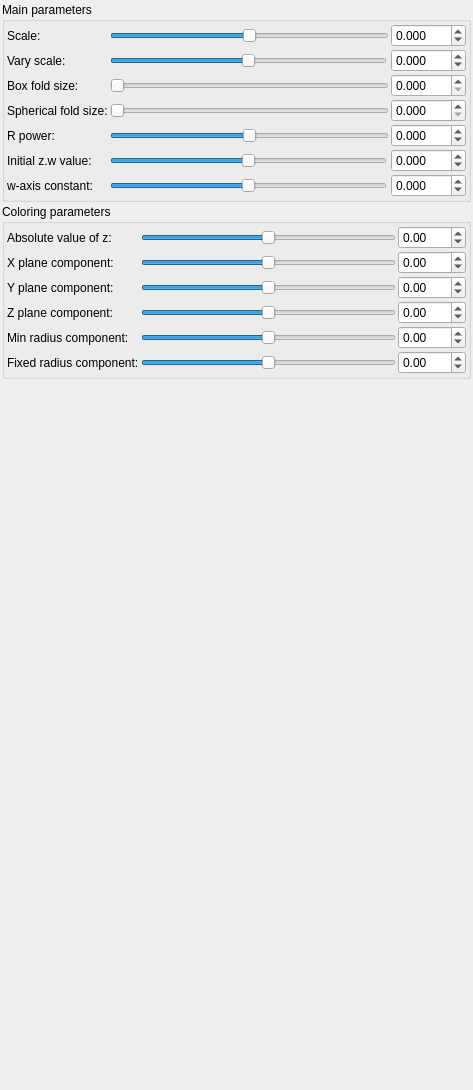
Qt form mandelbulber2/qt_data/fractal_mandelbox_vary_scale_4d.ui (buddhi1980/mandelbulber2) before a commit.
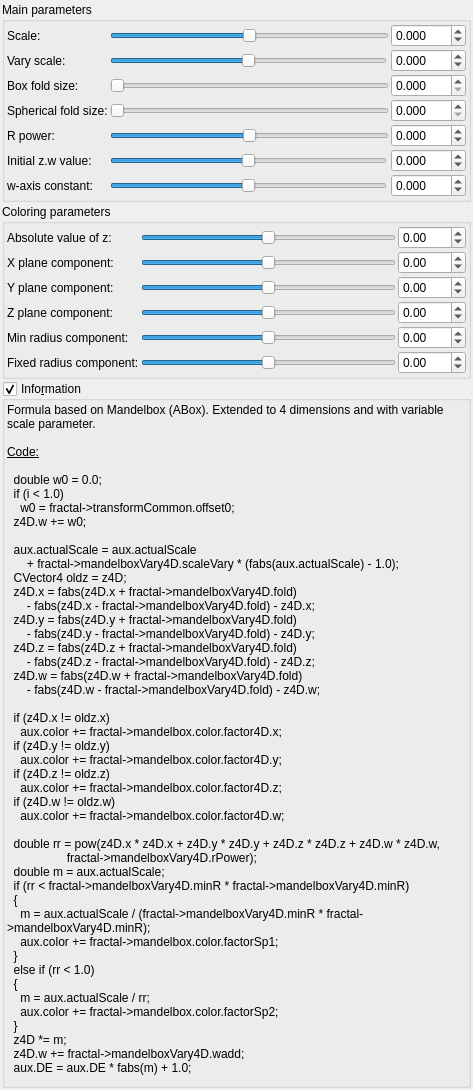
The same form after that commit. Custom widgets are drawn as their Qt base class.

Commit message: Added information box to several fractals.

The edit to the form file:
```diff
--- a/mandelbulber2/qt_data/fractal_mandelbox_vary_scale_4d.ui
+++ b/mandelbulber2/qt_data/fractal_mandelbox_vary_scale_4d.ui
@@ -832,6 +832,102 @@
      </layout>
     </widget>
    </item>
+   <item>
+    <widget class="MyGroupBox" name="groupCheck_info">
+     <property name="title">
+      <string>Info&amp;rmation</string>
+     </property>
+     <property name="flat">
+      <bool>false</bool>
+     </property>
+     <property name="checkable">
+      <bool>true</bool>
+     </property>
+     <layout class="QVBoxLayout" name="verticalLayout_3">
+      <property name="spacing">
+       <number>2</number>
+      </property>
+      <property name="leftMargin">
+       <number>2</number>
+      </property>
+      <property name="topMargin">
+       <number>2</number>
+      </property>
+      <property name="rightMargin">
+       <number>2</number>
+      </property>
+      <property name="bottomMargin">
+       <number>2</number>
+      </property>
+      <item>
+       <widget class="QLabel" name="label_4">
+        <property name="text">
+         <string>&lt;!DOCTYPE HTML PUBLIC &quot;-//W3C//DTD HTML 4.0//EN&quot; &quot;http://www.w3.org/TR/REC-html40/strict.dtd&quot;&gt;
+&lt;html&gt;&lt;head&gt;&lt;meta name=&quot;qrichtext&quot; content=&quot;1&quot; /&gt;&lt;style type=&quot;text/css&quot;&gt;
+p, li { white-space: pre-wrap; }
+&lt;/style&gt;&lt;/head&gt;&lt;body&gt;
+&lt;p style=&quot; margin-top:0px; margin-bottom:0px; margin-left:0px; margin-right:0px; -qt-block-indent:0; text-indent:0px;&quot;&gt;Formula based on Mandelbox (ABox). Extended to 4 dimensions and with variable scale parameter.&lt;/p&gt;
+&lt;p style=&quot;-qt-paragraph-type:empty; margin-top:0px; margin-bottom:0px; margin-left:0px; margin-right:0px; -qt-block-indent:0; text-indent:0px;&quot;&gt;&lt;br /&gt;&lt;/p&gt;
+&lt;p style=&quot; margin-top:0px; margin-bottom:0px; margin-left:0px; margin-right:0px; -qt-block-indent:0; text-indent:0px;&quot;&gt;&lt;span style=&quot; text-decoration: underline;&quot;&gt;Code:&lt;/span&gt;&lt;/p&gt;
+&lt;p style=&quot;-qt-paragraph-type:empty; margin-top:0px; margin-bottom:0px; margin-left:0px; margin-right:0px; -qt-block-indent:0; text-indent:0px; text-decoration: underline;&quot;&gt;&lt;br /&gt;&lt;/p&gt;
+&lt;p style=&quot; margin-top:0px; margin-bottom:0px; margin-left:0px; margin-right:0px; -qt-block-indent:0; text-indent:0px;&quot;&gt;  double w0 = 0.0;&lt;/p&gt;
+&lt;p style=&quot; margin-top:0px; margin-bottom:0px; margin-left:0px; margin-right:0px; -qt-block-indent:0; text-indent:0px;&quot;&gt;  if (i &amp;lt; 1.0)&lt;/p&gt;
+&lt;p style=&quot; margin-top:0px; margin-bottom:0px; margin-left:0px; margin-right:0px; -qt-block-indent:0; text-indent:0px;&quot;&gt;    w0 = fractal-&amp;gt;transformCommon.offset0;&lt;/p&gt;
+&lt;p style=&quot; margin-top:0px; margin-bottom:0px; margin-left:0px; margin-right:0px; -qt-block-indent:0; text-indent:0px;&quot;&gt;  z4D.w += w0;&lt;/p&gt;
+&lt;p style=&quot;-qt-paragraph-type:empty; margin-top:0px; margin-bottom:0px; margin-left:0px; margin-right:0px; -qt-block-indent:0; text-indent:0px;&quot;&gt;&lt;br /&gt;&lt;/p&gt;
+&lt;p style=&quot; margin-top:0px; margin-bottom:0px; margin-left:0px; margin-right:0px; -qt-block-indent:0; text-indent:0px;&quot;&gt;  aux.actualScale = aux.actualScale&lt;/p&gt;
+&lt;p style=&quot; margin-top:0px; margin-bottom:0px; margin-left:0px; margin-right:0px; -qt-block-indent:0; text-indent:0px;&quot;&gt;      + fractal-&amp;gt;mandelboxVary4D.scaleVary * (fabs(aux.actualScale) - 1.0);&lt;/p&gt;
+&lt;p style=&quot; margin-top:0px; margin-bottom:0px; margin-left:0px; margin-right:0px; -qt-block-indent:0; text-indent:0px;&quot;&gt;  CVector4 oldz = z4D;&lt;/p&gt;
+&lt;p style=&quot; margin-top:0px; margin-bottom:0px; margin-left:0px; margin-right:0px; -qt-block-indent:0; text-indent:0px;&quot;&gt;  z4D.x = fabs(z4D.x + fractal-&amp;gt;mandelboxVary4D.fold) &lt;/p&gt;
+&lt;p style=&quot; margin-top:0px; margin-bottom:0px; margin-left:0px; margin-right:0px; -qt-block-indent:0; text-indent:0px;&quot;&gt;      - fabs(z4D.x - fractal-&amp;gt;mandelboxVary4D.fold) - z4D.x;&lt;/p&gt;
+&lt;p style=&quot; margin-top:0px; margin-bottom:0px; margin-left:0px; margin-right:0px; -qt-block-indent:0; text-indent:0px;&quot;&gt;  z4D.y = fabs(z4D.y + fractal-&amp;gt;mandelboxVary4D.fold) &lt;/p&gt;
+&lt;p style=&quot; margin-top:0px; margin-bottom:0px; margin-left:0px; margin-right:0px; -qt-block-indent:0; text-indent:0px;&quot;&gt;      - fabs(z4D.y - fractal-&amp;gt;mandelboxVary4D.fold) - z4D.y;&lt;/p&gt;
+&lt;p style=&quot; margin-top:0px; margin-bottom:0px; margin-left:0px; margin-right:0px; -qt-block-indent:0; text-indent:0px;&quot;&gt;  z4D.z = fabs(z4D.z + fractal-&amp;gt;mandelboxVary4D.fold) &lt;/p&gt;
+&lt;p style=&quot; margin-top:0px; margin-bottom:0px; margin-left:0px; margin-right:0px; -qt-block-indent:0; text-indent:0px;&quot;&gt;      - fabs(z4D.z - fractal-&amp;gt;mandelboxVary4D.fold) - z4D.z;&lt;/p&gt;
+&lt;p style=&quot; margin-top:0px; margin-bottom:0px; margin-left:0px; margin-right:0px; -qt-block-indent:0; text-indent:0px;&quot;&gt;  z4D.w = fabs(z4D.w + fractal-&amp;gt;mandelboxVary4D.fold) &lt;/p&gt;
+&lt;p style=&quot; margin-top:0px; margin-bottom:0px; margin-left:0px; margin-right:0px; -qt-block-indent:0; text-indent:0px;&quot;&gt;      - fabs(z4D.w - fractal-&amp;gt;mandelboxVary4D.fold) - z4D.w;&lt;/p&gt;
+&lt;p style=&quot;-qt-paragraph-type:empty; margin-top:0px; margin-bottom:0px; margin-left:0px; margin-right:0px; -qt-block-indent:0; text-indent:0px;&quot;&gt;&lt;br /&gt;&lt;/p&gt;
+&lt;p style=&quot; margin-top:0px; margin-bottom:0px; margin-left:0px; margin-right:0px; -qt-block-indent:0; text-indent:0px;&quot;&gt;  if (z4D.x != oldz.x)&lt;/p&gt;
+&lt;p style=&quot; margin-top:0px; margin-bottom:0px; margin-left:0px; margin-right:0px; -qt-block-indent:0; text-indent:0px;&quot;&gt;    aux.color += fractal-&amp;gt;mandelbox.color.factor4D.x;&lt;/p&gt;
+&lt;p style=&quot; margin-top:0px; margin-bottom:0px; margin-left:0px; margin-right:0px; -qt-block-indent:0; text-indent:0px;&quot;&gt;  if (z4D.y != oldz.y)&lt;/p&gt;
+&lt;p style=&quot; margin-top:0px; margin-bottom:0px; margin-left:0px; margin-right:0px; -qt-block-indent:0; text-indent:0px;&quot;&gt;    aux.color += fractal-&amp;gt;mandelbox.color.factor4D.y;&lt;/p&gt;
+&lt;p style=&quot; margin-top:0px; margin-bottom:0px; margin-left:0px; margin-right:0px; -qt-block-indent:0; text-indent:0px;&quot;&gt;  if (z4D.z != oldz.z)&lt;/p&gt;
+&lt;p style=&quot; margin-top:0px; margin-bottom:0px; margin-left:0px; margin-right:0px; -qt-block-indent:0; text-indent:0px;&quot;&gt;    aux.color += fractal-&amp;gt;mandelbox.color.factor4D.z;&lt;/p&gt;
+&lt;p style=&quot; margin-top:0px; margin-bottom:0px; margin-left:0px; margin-right:0px; -qt-block-indent:0; text-indent:0px;&quot;&gt;  if (z4D.w != oldz.w)&lt;/p&gt;
+&lt;p style=&quot; margin-top:0px; margin-bottom:0px; margin-left:0px; margin-right:0px; -qt-block-indent:0; text-indent:0px;&quot;&gt;    aux.color += fractal-&amp;gt;mandelbox.color.factor4D.w;&lt;/p&gt;
+&lt;p style=&quot; margin-top:0px; margin-bottom:0px; margin-left:0px; margin-right:0px; -qt-block-indent:0; text-indent:0px;&quot;&gt;  &lt;/p&gt;
+&lt;p style=&quot; margin-top:0px; margin-bottom:0px; margin-left:0px; margin-right:0px; -qt-block-indent:0; text-indent:0px;&quot;&gt;  double rr = pow(z4D.x * z4D.x + z4D.y * z4D.y + z4D.z * z4D.z + z4D.w * z4D.w,&lt;/p&gt;
+&lt;p style=&quot; margin-top:0px; margin-bottom:0px; margin-left:0px; margin-right:0px; -qt-block-indent:0; text-indent:0px;&quot;&gt;                  fractal-&amp;gt;mandelboxVary4D.rPower);&lt;/p&gt;
+&lt;p style=&quot; margin-top:0px; margin-bottom:0px; margin-left:0px; margin-right:0px; -qt-block-indent:0; text-indent:0px;&quot;&gt;  double m = aux.actualScale;&lt;/p&gt;
+&lt;p style=&quot; margin-top:0px; margin-bottom:0px; margin-left:0px; margin-right:0px; -qt-block-indent:0; text-indent:0px;&quot;&gt;  if (rr &amp;lt; fractal-&amp;gt;mandelboxVary4D.minR * fractal-&amp;gt;mandelboxVary4D.minR)&lt;/p&gt;
+&lt;p style=&quot; margin-top:0px; margin-bottom:0px; margin-left:0px; margin-right:0px; -qt-block-indent:0; text-indent:0px;&quot;&gt;  {&lt;/p&gt;
+&lt;p style=&quot; margin-top:0px; margin-bottom:0px; margin-left:0px; margin-right:0px; -qt-block-indent:0; text-indent:0px;&quot;&gt;    m = aux.actualScale / (fractal-&amp;gt;mandelboxVary4D.minR * fractal-&amp;gt;mandelboxVary4D.minR);&lt;/p&gt;
+&lt;p style=&quot; margin-top:0px; margin-bottom:0px; margin-left:0px; margin-right:0px; -qt-block-indent:0; text-indent:0px;&quot;&gt;    aux.color += fractal-&amp;gt;mandelbox.color.factorSp1;&lt;/p&gt;
+&lt;p style=&quot; margin-top:0px; margin-bottom:0px; margin-left:0px; margin-right:0px; -qt-block-indent:0; text-indent:0px;&quot;&gt;  }&lt;/p&gt;
+&lt;p style=&quot; margin-top:0px; margin-bottom:0px; margin-left:0px; margin-right:0px; -qt-block-indent:0; text-indent:0px;&quot;&gt;  else if (rr &amp;lt; 1.0)&lt;/p&gt;
+&lt;p style=&quot; margin-top:0px; margin-bottom:0px; margin-left:0px; margin-right:0px; -qt-block-indent:0; text-indent:0px;&quot;&gt;  {&lt;/p&gt;
+&lt;p style=&quot; margin-top:0px; margin-bottom:0px; margin-left:0px; margin-right:0px; -qt-block-indent:0; text-indent:0px;&quot;&gt;    m = aux.actualScale / rr;&lt;/p&gt;
+&lt;p style=&quot; margin-top:0px; margin-bottom:0px; margin-left:0px; margin-right:0px; -qt-block-indent:0; text-indent:0px;&quot;&gt;    aux.color += fractal-&amp;gt;mandelbox.color.factorSp2;&lt;/p&gt;
+&lt;p style=&quot; margin-top:0px; margin-bottom:0px; margin-left:0px; margin-right:0px; -qt-block-indent:0; text-indent:0px;&quot;&gt;  }&lt;/p&gt;
+&lt;p style=&quot; margin-top:0px; margin-bottom:0px; margin-left:0px; margin-right:0px; -qt-block-indent:0; text-indent:0px;&quot;&gt;  z4D *= m;&lt;/p&gt;
+&lt;p style=&quot; margin-top:0px; margin-bottom:0px; margin-left:0px; margin-right:0px; -qt-block-indent:0; text-indent:0px;&quot;&gt;  z4D.w += fractal-&amp;gt;mandelboxVary4D.wadd;&lt;/p&gt;
+&lt;p style=&quot; margin-top:0px; margin-bottom:0px; margin-left:0px; margin-right:0px; -qt-block-indent:0; text-indent:0px;&quot;&gt;  aux.DE = aux.DE * fabs(m) + 1.0;&lt;/p&gt;
+&lt;p style=&quot;-qt-paragraph-type:empty; margin-top:0px; margin-bottom:0px; margin-left:0px; margin-right:0px; -qt-block-indent:0; text-indent:0px;&quot;&gt;&lt;br /&gt;&lt;/p&gt;&lt;/body&gt;&lt;/html&gt;</string>
+        </property>
+        <property name="wordWrap">
+         <bool>true</bool>
+        </property>
+        <property name="openExternalLinks">
+         <bool>true</bool>
+        </property>
+        <property name="textInteractionFlags">
+         <set>Qt::LinksAccessibleByMouse|Qt::TextSelectableByMouse</set>
+        </property>
+       </widget>
+      </item>
+     </layout>
+    </widget>
+   </item>
    <item>
     <spacer name="verticalSpacer_2">
      <property name="orientation">
@@ -853,6 +949,12 @@
    <extends>QDoubleSpinBox</extends>
    <header>mydoublespinbox.h</header>
   </customwidget>
+  <customwidget>
+   <class>MyGroupBox</class>
+   <extends>QGroupBox</extends>
+   <header>mygroupbox.h</header>
+   <container>1</container>
+  </customwidget>
  </customwidgets>
  <tabstops>
   <tabstop>slider_mandelbox_scale</tabstop>
```
The commit also changes 6 other files.
